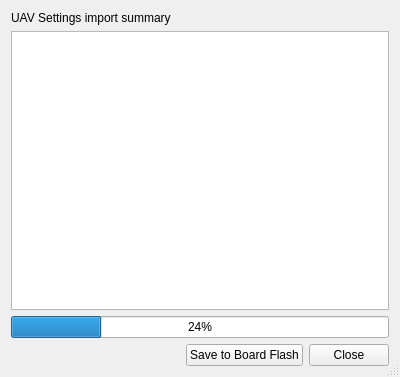
Old version of the form ground/gcs/src/plugins/uavsettingsimportexport/importsummarydialog.ui in the repository TauLabs/TauLabs.
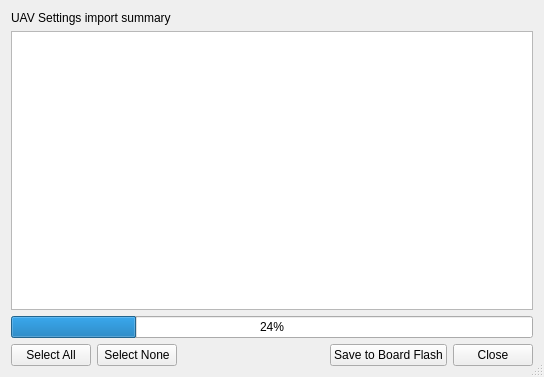
New version of the form. Icons and pictures are not drawn.

Commit message: Adds Select All/None buttons to UAV import dialog

```diff
--- a/ground/gcs/src/plugins/uavsettingsimportexport/importsummarydialog.ui
+++ b/ground/gcs/src/plugins/uavsettingsimportexport/importsummarydialog.ui
@@ -6,7 +6,7 @@
    <rect>
     <x>0</x>
     <y>0</y>
-    <width>400</width>
+    <width>544</width>
     <height>377</height>
    </rect>
   </property>
@@ -55,6 +55,26 @@
    </item>
    <item>
     <layout class="QHBoxLayout" name="horizontalLayout">
+     <item>
+      <widget class="QPushButton" name="btnSelectAll">
+       <property name="text">
+        <string>Select All</string>
+       </property>
+       <property name="autoDefault">
+        <bool>false</bool>
+       </property>
+      </widget>
+     </item>
+     <item>
+      <widget class="QPushButton" name="btnSelectNone">
+       <property name="text">
+        <string>Select None</string>
+       </property>
+       <property name="autoDefault">
+        <bool>false</bool>
+       </property>
+      </widget>
+     </item>
      <item>
       <spacer name="horizontalSpacer">
        <property name="orientation">
```
Left out of the diff: 1 changed line with no effect on the pictures. The commit also changes 2 other files.
